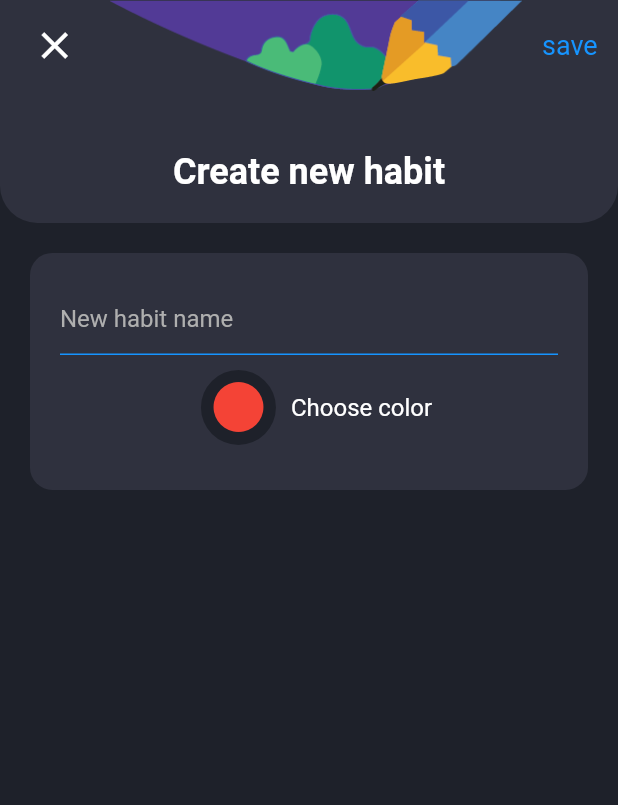
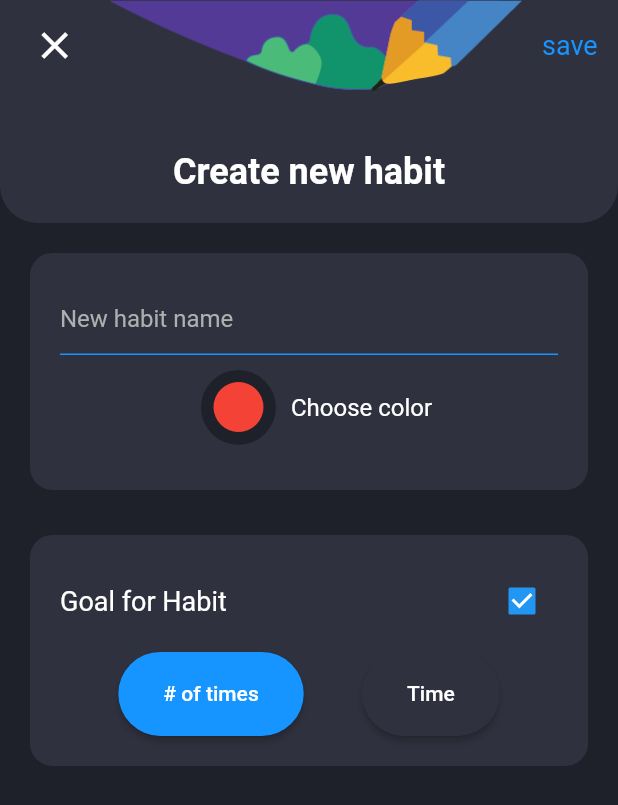
Before and after one commit to GulabSinghSikarwar/Habit_tracker_hack, a Flutter app: the screen it shows after launch, on a phone screen of 412 x 824 dp. Shown: the top 805 px of the screen. Run offline on Flutter 3.47's test engine with Material 2 defaults, Android fonts, the phone set to English and light mode, and no system bars; our stand-ins replace flutter_colorpicker.

Commit message:
goal for habit options button

```diff
--- a/lib/main.dart
+++ b/lib/main.dart
@@ -19,10 +19,16 @@ class MyApp extends StatelessWidget {
       debugShowCheckedModeBanner: false,
       theme: ThemeData(
         primarySwatch: Colors.blue,
+        unselectedWidgetColor: Colors.white,
         textTheme: TextTheme(
           headline1: TextStyle(
             fontSize: 24,
             fontWeight: FontWeight.bold,
+            color: Colors.white,
+          ),
+          headline2: TextStyle(
+            fontSize: 18,
+            fontWeight: FontWeight.w400,
             color: Colors.white,
           ),
           subtitle1: TextStyle(color: Colors.white),
--- a/lib/screens/createhabit.dart
+++ b/lib/screens/createhabit.dart
@@ -13,6 +13,12 @@ class createHabit extends StatefulWidget {
 class _createHabitState extends State<createHabit> {
   get habitNameController => null;
   Color habitColor = Colors.red;
+  // bool habitGoal = false;
+  bool habitGoal = true;
+  //if 0 select # of times else Time
+  int goalForHabitOptions = 0;
+  Color firstColor = Color(0xFF1694FF);
+  Color secondColor = Color(0xFF2F313E);
 
   @override
   Widget build(BuildContext context) {
@@ -136,8 +142,7 @@ class _createHabitState extends State<createHabit> {
                                 color: Color(0xff1E212A),
                                 alignment: Alignment.center,
                                 width: MediaQuery.of(context).size.width / 2,
-                                height:
-                                    MediaQuery.of(context).size.height / 1.3,
+                                height: MediaQuery.of(context).size.height,
                                 child: BlockPicker(
                                   pickerColor: habitColor, //default color
                                   onColorChanged: (Color color) {
@@ -172,9 +177,97 @@ class _createHabitState extends State<createHabit> {
             ]),
           ),
           //goal for habit
-          Container(),
+          Container(
+            margin: EdgeInsets.symmetric(vertical: 10, horizontal: 20),
+            padding: EdgeInsets.all(20),
+            decoration: BoxDecoration(
+              color: Color(0xff2F313E),
+              borderRadius: BorderRadius.circular(15),
+            ),
+            child: Column(
+              children: [
+                Row(
+                  mainAxisAlignment: MainAxisAlignment.spaceBetween,
+                  children: [
+                    Text(
+                      "Goal for Habit",
+                      style: Theme.of(context).textTheme.headline2,
+                    ),
+                    //continue - adding the checkbox
+                    Checkbox(
+                      value: this.habitGoal,
+                      onChanged: (bool? habitGoal) {
+                        setState(() {
+                          this.habitGoal = habitGoal!;
+                        });
+                      },
+                    ),
+                  ],
+                ),
+                SizedBox(
+                  height: 10,
+                ),
+                if (habitGoal) getGoalForHabit()
+              ],
+            ),
+          ),
         ]),
       ),
     ));
   }
+
+  getGoalForHabit() {
+    return Column(
+      children: [
+        Row(
+          mainAxisAlignment: MainAxisAlignment.spaceEvenly,
+          children: [
+            ElevatedButton(
+              onPressed: (() => {
+                    setState(
+                      () => {
+                        goalForHabitOptions = 0,
+                        getActiveHabitOption(),
+                      },
+                    )
+                  }),
+              child: Text("# of times"),
+              style: ElevatedButton.styleFrom(
+                padding: EdgeInsets.symmetric(vertical: 20, horizontal: 30),
+                shape: StadiumBorder(),
+                primary: firstColor,
+              ),
+            ),
+            ElevatedButton(
+              onPressed: (() => {
+                    setState(
+                      () => {
+                        goalForHabitOptions = 1,
+                        getActiveHabitOption(),
+                        print(1),
+                      },
+                    )
+                  }),
+              child: Text("Time"),
+              style: ElevatedButton.styleFrom(
+                padding: EdgeInsets.symmetric(vertical: 20, horizontal: 30),
+                shape: StadiumBorder(),
+                primary: secondColor,
+              ),
+            ),
+          ],
+        ),
+      ],
+    );
+  }
+
+  void getActiveHabitOption() {
+    if (goalForHabitOptions == 0) {
+      Color firstColor = Color(0xFF1694FF);
+      Color secondColor = Color(0xFF2F313E);
+    } else {
+      Color firstColor = Color(0xFF2F313E);
+      Color secondColor = Color(0xFF1694FF);
+    }
+  }
 }
```
